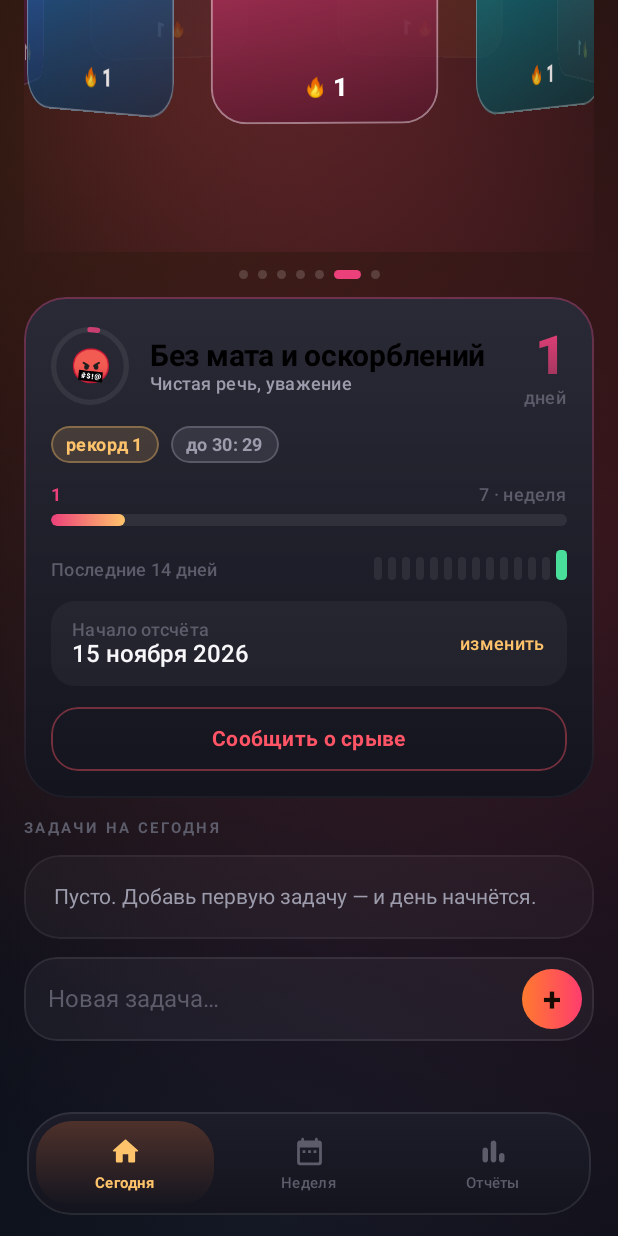
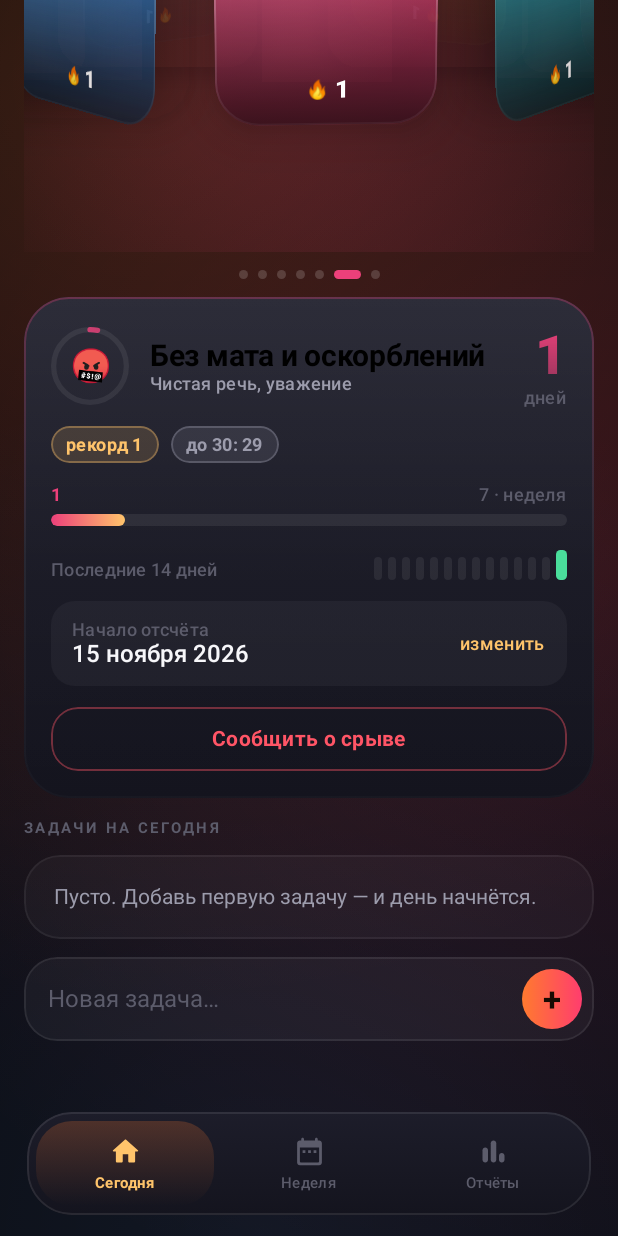
Before and after one commit to kirillworking2008-lab/report, an Android app built with Jetpack Compose: the screen it shows after launch (MainActivity), scrolled down 505 dp, on a phone screen of 412 x 824 dp. Run offline under Robolectric (Android 15) with nearby library versions, the phone set to English and light mode, and no system bars; our stand-ins replace Room's generated code.

Commit message:
Softer cards (bigger radii, layered gradients, specular highlight) and more 3D volume (rotationX tilt, deeper shadows); CI publishes APK into repo for preview delivery
Co-authored-by: arena-agent <297053741+arena-agent@users.noreply.github.com>

```diff
--- a/app/src/main/java/com/sterzhen/app/ui/components/Design.kt
+++ b/app/src/main/java/com/sterzhen/app/ui/components/Design.kt
@@ -114,7 +114,7 @@ fun AuroraBackground(content: @Composable BoxScope.() -> Unit) {
 @Composable
 fun GlassCard(
     modifier: Modifier = Modifier,
-    shape: RoundedCornerShape = RoundedCornerShape(28.dp),
+    shape: RoundedCornerShape = RoundedCornerShape(30.dp),
     glow: Color? = null,
     content: @Composable ColumnScope.() -> Unit
 ) {
@@ -124,18 +124,18 @@ fun GlassCard(
             .background(Brush.verticalGradient(listOf(Ink.CardHi, Ink.Card)))
             .background(
                 Brush.verticalGradient(
-                    listOf(
-                        Color.White.copy(alpha = 0.06f),
-                        Color.White.copy(alpha = 0.0f)
-                    )
+                    0f to Color.White.copy(alpha = 0.07f),
+                    0.55f to Color.White.copy(alpha = 0.015f),
+                    1f to Color.Transparent
                 )
             )
             .border(
                 1.dp,
                 Brush.verticalGradient(
                     listOf(
-                        (glow ?: Color.White).copy(alpha = 0.35f),
-                        Color.White.copy(alpha = 0.04f)
+                        (glow ?: Color.White).copy(alpha = 0.30f),
+                        Color.White.copy(alpha = 0.05f),
+                        Color.White.copy(alpha = 0.02f)
                     )
                 ),
                 shape
--- a/app/src/main/java/com/sterzhen/app/ui/screens/TodayScreen.kt
+++ b/app/src/main/java/com/sterzhen/app/ui/screens/TodayScreen.kt
@@ -44,6 +44,7 @@ import androidx.compose.ui.Alignment
 import androidx.compose.ui.Modifier
 import androidx.compose.ui.draw.clip
 import androidx.compose.ui.draw.clipToBounds
+import androidx.compose.ui.draw.shadow
 import androidx.compose.ui.geometry.Offset
 import androidx.compose.ui.graphics.Brush
 import androidx.compose.ui.graphics.Color
@@ -257,9 +258,10 @@ fun TodayScreen(vm: AppViewModel) {
                 val height = maxHeight
                 val cx = width / 2
                 val cy = height / 2
-                val radius = width * 0.50f
-                val cardW = 152.dp
-                val cardH = 190.dp
+                val radius = width * 0.54f
+                val cardW = 150.dp
+                val cardH = 196.dp
+                val cardShape = RoundedCornerShape(30.dp)
 
                 Canvas(modifier = Modifier.fillMaxSize()) {
                     val r = size.minDimension * 0.72f
@@ -286,42 +288,66 @@ fun TodayScreen(vm: AppViewModel) {
                     val cosA = cos(rad).toFloat()
                     val sinA = sin(rad).toFloat()
                     val t = (cosA + 1f) / 2f
-                    val perspective = 0.78f + 0.22f * t
+                    val perspective = 0.74f + 0.26f * t
                     val cardColor = Color(principle.colorHex)
 
                     Box(
                         modifier = Modifier
                             .offset(
                                 x = cx + radius * sinA - cardW / 2,
-                                y = cy - 26.dp * (1f - t) - cardH / 2
+                                y = cy - 34.dp * (1f - t) - cardH / 2
                             )
                             .size(cardW, cardH)
                             .zIndex(cosA)
+                            .shadow(
+                                elevation = (5 + 16 * t).dp,
+                                shape = cardShape,
+                                clip = false
+                            )
                             .graphicsLayer {
                                 rotationY = a % 360f
-                                cameraDistance = 16f * density
+                                rotationX = -9f
+                                cameraDistance = 12f * density
                                 scaleX = perspective
                                 scaleY = perspective
-                                alpha = 0.18f + 0.82f * t
+                                alpha = 0.16f + 0.84f * t
                             }
-                            .clip(RoundedCornerShape(24.dp))
+                            .clip(cardShape)
                             .background(
-                                Brush.linearGradient(
+                                Brush.verticalGradient(
                                     listOf(
-                                        cardColor.copy(alpha = 0.95f),
-                                        cardColor.copy(alpha = 0.45f)
+                                        cardColor.copy(alpha = 0.98f),
+                                        cardColor.copy(alpha = 0.74f),
+                                        cardColor.copy(alpha = 0.40f)
                                     )
                                 )
                             )
                             .background(
+                                Brush.radialGradient(
+                                    colors = listOf(
+                                        Color.White.copy(alpha = 0.22f),
+                                        Color.Transparent
+                                    ),
+                                    center = Offset(56f, 34f),
+                                    radius = 240f
+                                )
+                            )
+                            .background(
                                 Brush.verticalGradient(
-                                    listOf(Color.Transparent, Color.Black.copy(alpha = 0.45f))
+                                    0.34f to Color.Transparent,
+                                    0.74f to Color.Black.copy(alpha = 0.30f),
+                                    1f to Color.Black.copy(alpha = 0.58f)
                                 )
                             )
                             .border(
                                 1.dp,
-                                Color.White.copy(alpha = 0.10f + 0.32f * t),
-                                RoundedCornerShape(24.dp)
+                                Brush.verticalGradient(
+                                    listOf(
+                                        Color.White.copy(alpha = 0.34f * t + 0.10f),
+                                        Color.White.copy(alpha = 0.05f)
+                                    )
+                                ),
+                                cardShape
                             )
                             .clickable(enabled = cosA > 0.2f) {
                                 stopAuto()
```
Also changed, not shown: 2 other files.
